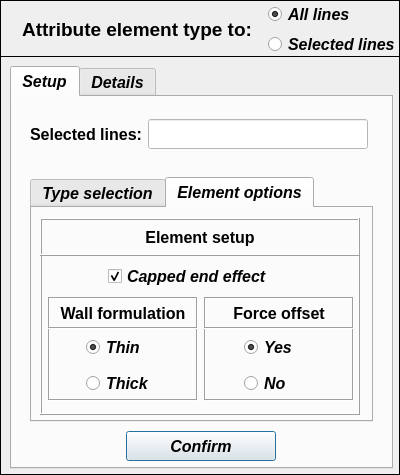
Before: the Qt Designer form data/user_input/ui/Model/Setup/Structural/structuralElementTypeInput.ui in open-pulse/OpenPulse, drawn with Qt 5.
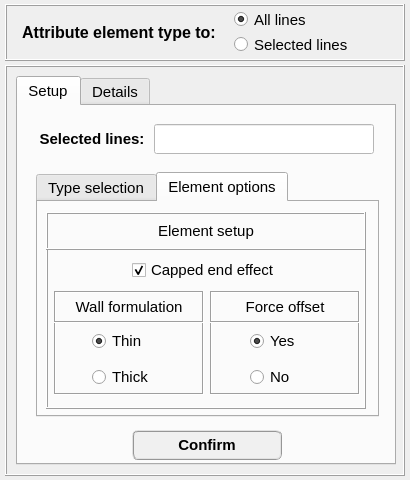
After: the same form once the commit is applied. The open tabs and pages were chosen to show the change.

Commit message: Remove 'pipe_2' element type

```diff
--- a/data/user_input/ui/Model/Setup/Structural/structuralElementTypeInput.ui
+++ b/data/user_input/ui/Model/Setup/Structural/structuralElementTypeInput.ui
@@ -9,8 +9,8 @@
    <rect>
     <x>0</x>
     <y>0</y>
-    <width>400</width>
-    <height>475</height>
+    <width>410</width>
+    <height>480</height>
    </rect>
   </property>
   <property name="sizePolicy">
@@ -21,14 +21,14 @@
   </property>
   <property name="minimumSize">
    <size>
-    <width>400</width>
-    <height>475</height>
+    <width>410</width>
+    <height>480</height>
    </size>
   </property>
   <property name="maximumSize">
    <size>
-    <width>400</width>
-    <height>475</height>
+    <width>410</width>
+    <height>480</height>
    </size>
   </property>
   <property name="contextMenuPolicy">
@@ -40,15 +40,217 @@
   <property name="whatsThis">
    <string/>
   </property>
+  <layout class="QGridLayout" name="gridLayout">
+   <property name="leftMargin">
+    <number>4</number>
+   </property>
+   <property name="topMargin">
+    <number>4</number>
+   </property>
+   <property name="rightMargin">
+    <number>4</number>
+   </property>
+   <property name="bottomMargin">
+    <number>4</number>
+   </property>
+   <property name="spacing">
+    <number>4</number>
+   </property>
+   <item row="0" column="0">
+    <widget class="QFrame" name="frame">
+     <property name="minimumSize">
+      <size>
+       <width>400</width>
+       <height>57</height>
+      </size>
+     </property>
+     <property name="maximumSize">
+      <size>
+       <width>450</width>
+       <height>57</height>
+      </size>
+     </property>
+     <property name="frameShape">
+      <enum>QFrame::Box</enum>
+     </property>
+     <property name="frameShadow">
+      <enum>QFrame::Raised</enum>
+     </property>
+     <property name="lineWidth">
+      <number>1</number>
+     </property>
+     <layout class="QGridLayout" name="gridLayout_5">
+      <property name="leftMargin">
+       <number>0</number>
+      </property>
+      <property name="topMargin">
+       <number>0</number>
+      </property>
+      <property name="rightMargin">
+       <number>0</number>
+      </property>
+      <property name="bottomMargin">
+       <number>0</number>
+      </property>
+      <property name="spacing">
+       <number>0</number>
+      </property>
+      <item row="0" column="0">
+       <widget class="QFrame" name="frame_5">
+        <property name="frameShape">
+         <enum>QFrame::NoFrame</enum>
+        </property>
+        <property name="frameShadow">
+         <enum>QFrame::Raised</enum>
+        </property>
+        <layout class="QGridLayout" name="gridLayout_4">
+         <item row="0" column="1">
+          <widget class="QLabel" name="label">
+           <property name="font">
+            <font>
+             <family>MS Shell Dlg 2</family>
+             <pointsize>12</pointsize>
+             <weight>75</weight>
+             <italic>false</italic>
+             <bold>true</bold>
+            </font>
+           </property>
+           <property name="text">
+            <string>Attribute element type to:</string>
+           </property>
+           <property name="textFormat">
+            <enum>Qt::AutoText</enum>
+           </property>
+           <property name="alignment">
+            <set>Qt::AlignCenter</set>
+           </property>
+          </widget>
+         </item>
+         <item row="0" column="0">
+          <widget class="QFrame" name="frame_7">
+           <property name="frameShape">
+            <enum>QFrame::NoFrame</enum>
+           </property>
+           <property name="frameShadow">
+            <enum>QFrame::Raised</enum>
+           </property>
+          </widget>
+         </item>
+        </layout>
+       </widget>
+      </item>
+      <item row="0" column="1">
+       <widget class="QFrame" name="frame_3">
+        <property name="frameShape">
+         <enum>QFrame::NoFrame</enum>
+        </property>
+        <property name="frameShadow">
+         <enum>QFrame::Raised</enum>
+        </property>
+        <layout class="QGridLayout" name="gridLayout_3">
+         <property name="topMargin">
+          <number>0</number>
+         </property>
+         <property name="rightMargin">
+          <number>0</number>
+         </property>
+         <property name="bottomMargin">
+          <number>0</number>
+         </property>
+         <property name="spacing">
+          <number>0</number>
+         </property>
+         <item row="1" column="0">
+          <widget class="QRadioButton" name="radioButton_entity">
+           <property name="minimumSize">
+            <size>
+             <width>128</width>
+             <height>23</height>
+            </size>
+           </property>
+           <property name="maximumSize">
+            <size>
+             <width>128</width>
+             <height>23</height>
+            </size>
+           </property>
+           <property name="font">
+            <font>
+             <family>MS Shell Dlg 2</family>
+             <pointsize>11</pointsize>
+             <weight>50</weight>
+             <italic>false</italic>
+             <bold>false</bold>
+             <stylestrategy>PreferAntialias</stylestrategy>
+            </font>
+           </property>
+           <property name="focusPolicy">
+            <enum>Qt::ClickFocus</enum>
+           </property>
+           <property name="text">
+            <string>Selected lines</string>
+           </property>
+           <property name="checked">
+            <bool>false</bool>
+           </property>
+          </widget>
+         </item>
+         <item row="0" column="0">
+          <widget class="QRadioButton" name="radioButton_all">
+           <property name="enabled">
+            <bool>true</bool>
+           </property>
+           <property name="minimumSize">
+            <size>
+             <width>128</width>
+             <height>23</height>
+            </size>
+           </property>
+           <property name="maximumSize">
+            <size>
+             <width>128</width>
+             <height>23</height>
+            </size>
+           </property>
+           <property name="font">
+            <font>
+             <family>MS Shell Dlg 2</family>
+             <pointsize>11</pointsize>
+             <weight>50</weight>
+             <italic>false</italic>
+             <bold>false</bold>
+             <stylestrategy>PreferAntialias</stylestrategy>
+            </font>
+           </property>
+           <property name="focusPolicy">
+            <enum>Qt::ClickFocus</enum>
+           </property>
+           <property name="text">
+            <string>All lines</string>
+           </property>
+           <property name="checked">
+            <bool>true</bool>
+           </property>
+          </widget>
+         </item>
+         <item row="0" column="1">
+          <widget class="QFrame" name="frame_6">
+           <property name="frameShape">
+            <enum>QFrame::NoFrame</enum>
+           </property>
+           <property name="frameShadow">
+            <enum>QFrame::Raised</enum>
+           </property>
+          </widget>
+         </item>
+        </layout>
+       </widget>
+      </item>
+     </layout>
+    </widget>
+   </item>
+   <item row="1" column="0">
   <widget class="QFrame" name="frame_2">
-   <property name="geometry">
-    <rect>
-     <x>0</x>
-     <y>56</y>
-     <width>400</width>
-     <height>419</height>
-    </rect>
-   </property>
    <property name="sizePolicy">
     <sizepolicy hsizetype="Preferred" vsizetype="Preferred">
      <horstretch>40</horstretch>
@@ -77,36 +279,30 @@
     <enum>QFrame::Box</enum>
    </property>
    <property name="frameShadow">
-    <enum>QFrame::Plain</enum>
-   </property>
+      <enum>QFrame::Raised</enum>
+     </property>
+     <layout class="QGridLayout" name="gridLayout_2">
+      <item row="0" column="0">
    <widget class="QTabWidget" name="tabWidget_main">
-    <property name="geometry">
-     <rect>
-      <x>10</x>
-      <y>10</y>
-      <width>383</width>
-      <height>403</height>
-     </rect>
-    </property>
     <property name="minimumSize">
      <size>
-      <width>383</width>
+          <width>380</width>
       <height>0</height>
      </size>
     </property>
     <property name="maximumSize">
      <size>
-      <width>383</width>
+          <width>380</width>
       <height>16777215</height>
      </size>
     </property>
     <property name="font">
      <font>
-      <family>Arial</family>
-      <pointsize>12</pointsize>
-      <weight>75</weight>
-      <italic>true</italic>
-      <bold>true</bold>
+          <family>MS Shell Dlg 2</family>
+          <pointsize>11</pointsize>
+          <weight>50</weight>
+          <italic>false</italic>
+          <bold>false</bold>
      </font>
     </property>
     <property name="currentIndex">
@@ -120,7 +316,7 @@
       <property name="geometry">
        <rect>
         <x>114</x>
-        <y>334</y>
+            <y>324</y>
         <width>150</width>
         <height>30</height>
        </rect>
@@ -139,13 +335,18 @@
       </property>
       <property name="font">
        <font>
-        <family>Arial</family>
-        <pointsize>12</pointsize>
+            <family>MS Shell Dlg 2</family>
+            <pointsize>11</pointsize>
         <weight>75</weight>
-        <italic>true</italic>
+            <italic>false</italic>
         <bold>true</bold>
        </font>
       </property>
+          <property name="styleSheet">
+           <string notr="true">QPushButton{border-radius: 6px; border-color: rgb(150, 150, 150); border-style: ridge; border-width: 2px; color: rgb(0, 0, 0); background-color: rgb(240, 240, 240); font: 75 bold 11pt &quot;MS Shell Dlg 2&quot;}
+QPushButton:hover{border-radius: 6px; border-color: rgb(0, 170, 255); border-style: ridge; border-width: 2px; color: rgb(0, 0, 0); background-color: rgba(174, 213, 255, 100); font: 75 bold 11pt &quot;MS Shell Dlg 2&quot;}
+QPushButton:pressed{border-radius: 6px; border-color: rgb(0, 170, 255); border-style: ridge; border-width: 3px; color: rgb(0, 0, 0); background-color: rgb(174, 213, 255); font: 75 bold 11pt &quot;MS Shell Dlg 2&quot;}</string>
+          </property>
       <property name="text">
        <string>Confirm</string>
       </property>
@@ -157,7 +358,7 @@
       <property name="geometry">
        <rect>
         <x>136</x>
-        <y>22</y>
+            <y>18</y>
         <width>220</width>
         <height>30</height>
        </rect>
@@ -176,11 +377,11 @@
       </property>
       <property name="font">
        <font>
-        <family>Arial</family>
+            <family>MS Shell Dlg 2</family>
         <pointsize>11</pointsize>
-        <weight>75</weight>
-        <italic>true</italic>
-        <bold>true</bold>
+            <weight>50</weight>
+            <italic>false</italic>
+            <bold>false</bold>
        </font>
       </property>
       <property name="focusPolicy">
@@ -201,7 +402,7 @@
       <property name="geometry">
        <rect>
         <x>14</x>
-        <y>24</y>
+            <y>20</y>
         <width>120</width>
         <height>26</height>
        </rect>
@@ -220,8 +421,8 @@
       </property>
       <property name="font">
        <font>
-        <family>Arial</family>
-        <pointsize>12</pointsize>
+            <family>MS Shell Dlg 2</family>
+            <pointsize>11</pointsize>
         <weight>75</weight>
         <italic>false</italic>
         <bold>true</bold>
@@ -241,7 +442,7 @@
       <property name="geometry">
        <rect>
         <x>18</x>
-        <y>80</y>
+            <y>66</y>
         <width>343</width>
         <height>245</height>
        </rect>
@@ -439,11 +640,11 @@
          </property>
          <property name="font">
           <font>
-           <family>Arial</family>
-           <pointsize>12</pointsize>
-           <weight>75</weight>
+               <family>MS Shell Dlg 2</family>
+               <pointsize>11</pointsize>
+               <weight>50</weight>
            <italic>false</italic>
-           <bold>true</bold>
+               <bold>false</bold>
           </font>
          </property>
          <property name="frameShape">
@@ -512,8 +713,8 @@
           </property>
           <property name="font">
            <font>
-            <pointsize>12</pointsize>
-            <italic>true</italic>
+                <pointsize>11</pointsize>
+                <italic>false</italic>
            </font>
           </property>
           <property name="text">
@@ -546,8 +747,8 @@
           </property>
           <property name="font">
            <font>
-            <pointsize>12</pointsize>
-            <italic>true</italic>
+                <pointsize>11</pointsize>
+                <italic>false</italic>
            </font>
           </property>
           <property name="text">
@@ -581,10 +782,10 @@
           <property name="font">
            <font>
             <family>Arial</family>
-            <pointsize>12</pointsize>
-            <weight>75</weight>
+                <pointsize>11</pointsize>
+                <weight>50</weight>
             <italic>false</italic>
-            <bold>true</bold>
+                <bold>false</bold>
            </font>
           </property>
           <property name="frameShape">
@@ -654,8 +855,8 @@
           </property>
           <property name="font">
            <font>
-            <pointsize>12</pointsize>
-            <italic>true</italic>
+                <pointsize>11</pointsize>
+                <italic>false</italic>
            </font>
           </property>
           <property name="text">
@@ -688,8 +889,8 @@
           </property>
           <property name="font">
            <font>
-            <pointsize>12</pointsize>
-            <italic>true</italic>
+                <pointsize>11</pointsize>
+                <italic>false</italic>
            </font>
           </property>
           <property name="text">
@@ -722,11 +923,11 @@
           </property>
           <property name="font">
            <font>
-            <family>Arial</family>
-            <pointsize>12</pointsize>
-            <weight>75</weight>
+                <family>MS Shell Dlg 2</family>
+                <pointsize>11</pointsize>
+                <weight>50</weight>
             <italic>false</italic>
-            <bold>true</bold>
+                <bold>false</bold>
            </font>
           </property>
           <property name="frameShape">
@@ -749,7 +950,7 @@
         <widget class="QCheckBox" name="checkBox_capped_end">
          <property name="geometry">
           <rect>
-           <x>68</x>
+               <x>86</x>
            <y>44</y>
            <width>180</width>
            <height>28</height>
@@ -977,151 +1178,11 @@
      <zorder>lineEdit_selected_group</zorder>
     </widget>
    </widget>
-  </widget>
-  <widget class="QFrame" name="frame">
-   <property name="geometry">
-    <rect>
-     <x>0</x>
-     <y>0</y>
-     <width>400</width>
-     <height>57</height>
-    </rect>
-   </property>
-   <property name="minimumSize">
-    <size>
-     <width>400</width>
-     <height>57</height>
-    </size>
-   </property>
-   <property name="maximumSize">
-    <size>
-     <width>450</width>
-     <height>57</height>
-    </size>
-   </property>
-   <property name="frameShape">
-    <enum>QFrame::Box</enum>
-   </property>
-   <property name="frameShadow">
-    <enum>QFrame::Plain</enum>
-   </property>
-   <property name="lineWidth">
-    <number>1</number>
-   </property>
-   <widget class="QLabel" name="label">
-    <property name="geometry">
-     <rect>
-      <x>12</x>
-      <y>14</y>
-      <width>250</width>
-      <height>30</height>
-     </rect>
-    </property>
-    <property name="font">
-     <font>
-      <family>Arial</family>
-      <pointsize>14</pointsize>
-      <weight>75</weight>
-      <italic>false</italic>
-      <bold>true</bold>
-     </font>
-    </property>
-    <property name="text">
-     <string>Attribute element type to:</string>
-    </property>
-    <property name="textFormat">
-     <enum>Qt::AutoText</enum>
-    </property>
-    <property name="alignment">
-     <set>Qt::AlignCenter</set>
-    </property>
-   </widget>
-   <widget class="QWidget" name="verticalLayoutWidget_2">
-    <property name="geometry">
-     <rect>
-      <x>268</x>
-      <y>2</y>
-      <width>130</width>
-      <height>56</height>
-     </rect>
-    </property>
-    <layout class="QVBoxLayout" name="verticalLayout_2">
-     <item>
-      <widget class="QRadioButton" name="radioButton_all">
-       <property name="enabled">
-        <bool>true</bool>
-       </property>
-       <property name="minimumSize">
-        <size>
-         <width>128</width>
-         <height>23</height>
-        </size>
-       </property>
-       <property name="maximumSize">
-        <size>
-         <width>128</width>
-         <height>23</height>
-        </size>
-       </property>
-       <property name="font">
-        <font>
-         <family>Arial</family>
-         <pointsize>12</pointsize>
-         <weight>75</weight>
-         <italic>true</italic>
-         <bold>true</bold>
-         <stylestrategy>PreferAntialias</stylestrategy>
-        </font>
-       </property>
-       <property name="focusPolicy">
-        <enum>Qt::ClickFocus</enum>
-       </property>
-       <property name="text">
-        <string>All lines</string>
-       </property>
-       <property name="checked">
-        <bool>true</bool>
-       </property>
-      </widget>
-     </item>
-     <item>
-      <widget class="QRadioButton" name="radioButton_entity">
-       <property name="minimumSize">
-        <size>
-         <width>128</width>
-         <height>23</height>
-        </size>
-       </property>
-       <property name="maximumSize">
-        <size>
-         <width>128</width>
-         <height>23</height>
-        </size>
-       </property>
-       <property name="font">
-        <font>
-         <family>Arial</family>
-         <pointsize>12</pointsize>
-         <weight>75</weight>
-         <italic>true</italic>
-         <bold>true</bold>
-         <stylestrategy>PreferAntialias</stylestrategy>
-        </font>
-       </property>
-       <property name="focusPolicy">
-        <enum>Qt::ClickFocus</enum>
-       </property>
-       <property name="text">
-        <string>Selected lines</string>
-       </property>
-       <property name="checked">
-        <bool>false</bool>
-       </property>
+      </item>
+     </layout>
       </widget>
      </item>
     </layout>
-   </widget>
-  </widget>
  </widget>
  <resources/>
  <connections/>
```
Left out of the diff: 75 changed lines with no effect on the pictures. Lines whose indentation alone changed are shown as unchanged. The commit also changes 13 other files.
